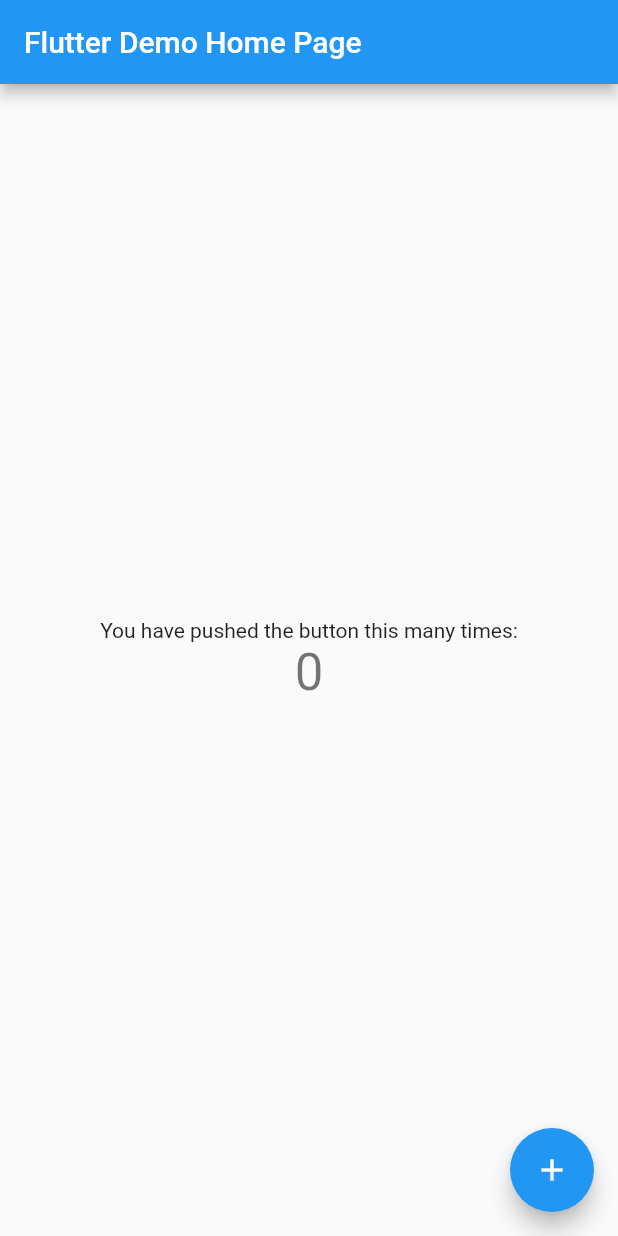
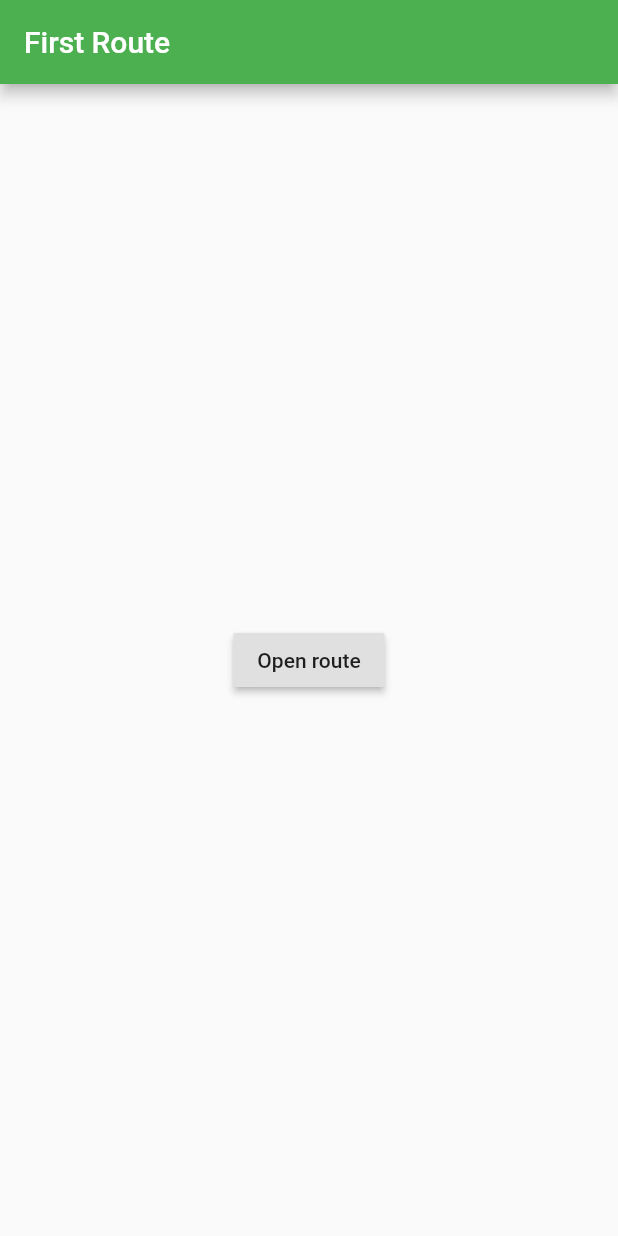
Before and after one commit to Crayjen/flutter-playground, a Flutter app: the screen it shows after launch, on a phone screen of 412 x 824 dp. Run offline on Flutter 3.47's test engine with Material 2 defaults, Android fonts, the phone set to English and light mode, and no system bars.

Commit message:
added nav

```diff
--- a/lib/main.dart
+++ b/lib/main.dart
@@ -17,9 +17,9 @@ class MyApp extends StatelessWidget {
         // "hot reload" (press "r" in the console where you ran "flutter run",
         // or press Run > Flutter Hot Reload in IntelliJ). Notice that the
         // counter didn't reset back to zero; the application is not restarted.
-        primarySwatch: Colors.blue,
+        primarySwatch: Colors.green,
       ),
-      home: new MyHomePage(title: 'Flutter Demo Home Page'),
+      home: FirstRoute(), // new MyHomePage(title: 'Home Page'),
     );
   }
 }
@@ -107,3 +107,45 @@ class _MyHomePageState extends State<MyHomePage> {
     );
   }
 }
+
+class FirstRoute extends StatelessWidget {
+  @override
+  Widget build(BuildContext context) {
+    return Scaffold(
+      appBar: AppBar(
+        title: Text('First Route'),
+      ),
+      body: Center(
+        child: RaisedButton(
+          child: Text('Open route'),
+          onPressed: () {
+            Navigator.push(
+              context,
+              MaterialPageRoute(builder: (context) => SecondRoute()),
+            );
+          },
+        ),
+      ),
+    );
+  }
+}
+
+
+class SecondRoute extends StatelessWidget {
+  @override
+  Widget build(BuildContext context) {
+    return Scaffold(
+      appBar: AppBar(
+        title: Text("Second Route"),
+      ),
+      body: Center(
+        child: RaisedButton(
+          onPressed: () {
+            Navigator.pop(context);
+          },
+          child: Text('Go back!'),
+        ),
+      ),
+    );
+  }
+}
```
